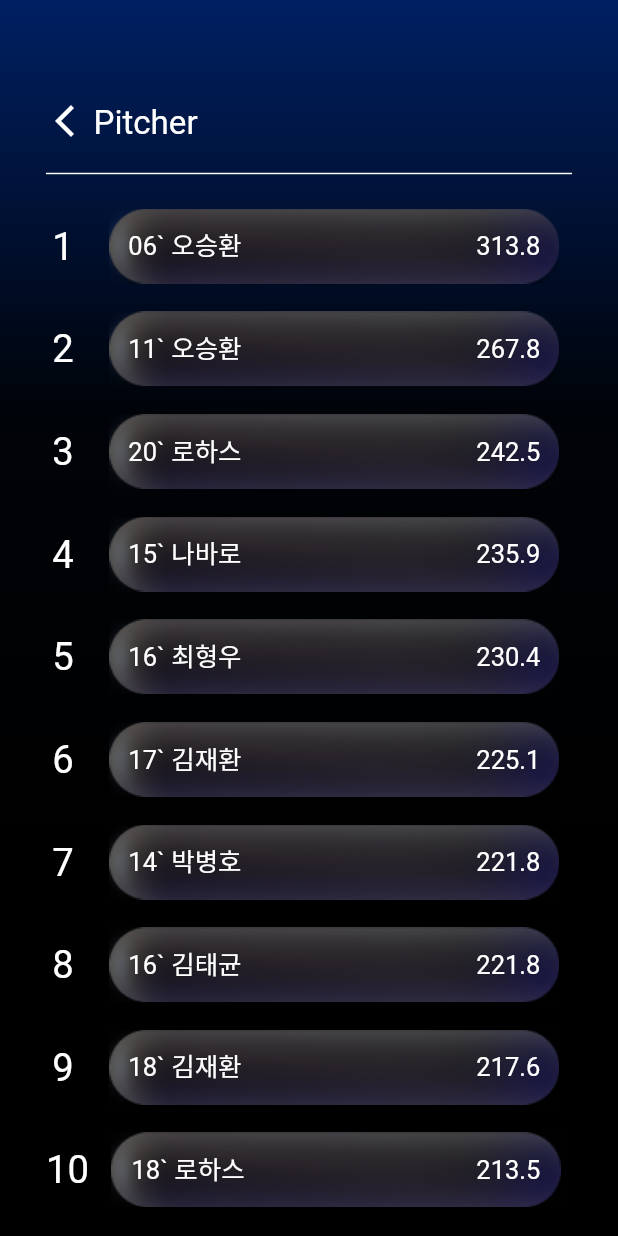
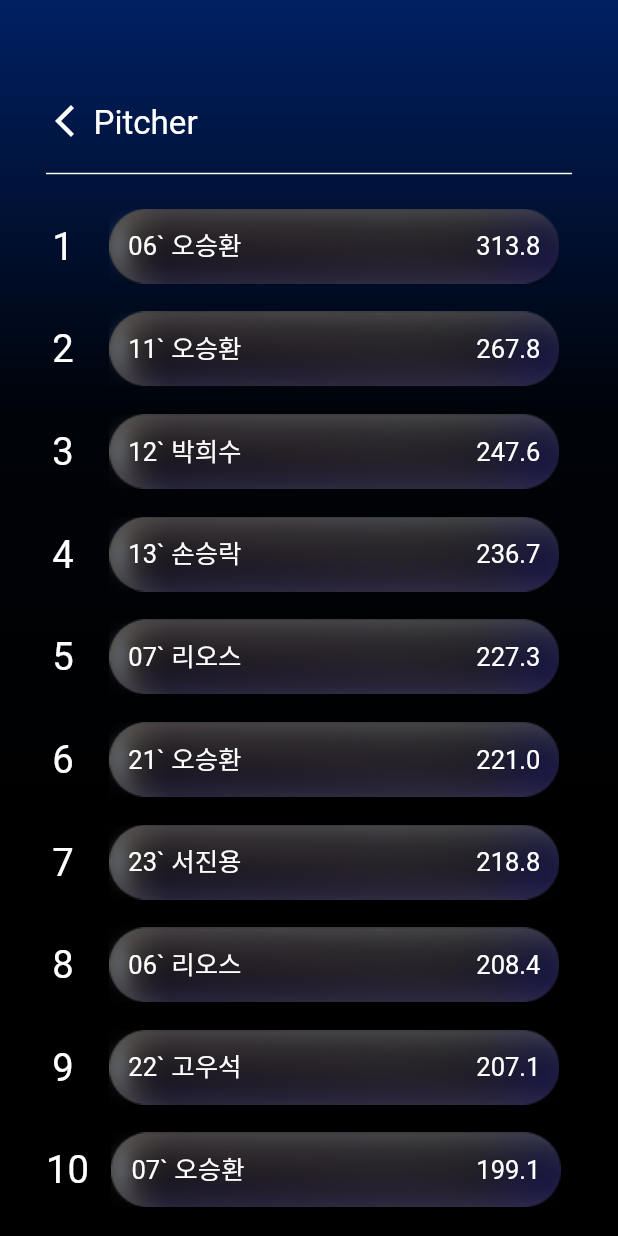
Before and after one commit to dodo07070707/RAW, a Flutter app: the PitcherScreen screen opened directly, on a phone screen of 412 x 824 dp. Run offline on Flutter 3.47's test engine with Material 3 defaults, Android fonts, the light colour scheme and no system bars; our stand-ins replace get; Roboto replaces fonts that are missing (esamanruBold).

Commit message:
pitcher screen done

```diff
--- a/lib/screens/pitcher_screen.dart
+++ b/lib/screens/pitcher_screen.dart
@@ -188,7 +188,7 @@
                                   children: [
                                     SizedBox(width: screenWidth / 390 * 20),
                                     const CustomText(
-                                      text: '20` 로하스',
+                                      text: '12` 박희수',
                                       style: RAWTextTheme.MainListText,
                                     ),
                                   ],
@@ -196,7 +196,7 @@
                                 Row(
                                   children: [
                                     const CustomText(
-                                      text: '242.5',
+                                      text: '247.6',
                                       style: RAWTextTheme.MainListText,
                                     ),
                                     SizedBox(width: screenWidth / 390 * 20),
@@ -240,7 +240,7 @@
                                   children: [
                                     SizedBox(width: screenWidth / 390 * 20),
                                     const CustomText(
-                                      text: '15` 나바로',
+                                      text: '13` 손승락',
                                       style: RAWTextTheme.MainListText,
                                     ),
                                   ],
@@ -248,7 +248,7 @@
                                 Row(
                                   children: [
                                     const CustomText(
-                                      text: '235.9',
+                                      text: '236.7',
                                       style: RAWTextTheme.MainListText,
                                     ),
                                     SizedBox(width: screenWidth / 390 * 20),
@@ -292,7 +292,7 @@
                                   children: [
                                     SizedBox(width: screenWidth / 390 * 20),
                                     const CustomText(
-                                      text: '16` 최형우',
+                                      text: '07` 리오스',
                                       style: RAWTextTheme.MainListText,
                                     ),
                                   ],
@@ -300,7 +300,7 @@
                                 Row(
                                   children: [
                                     const CustomText(
-                                      text: '230.4',
+                                      text: '227.3',
                                       style: RAWTextTheme.MainListText,
                                     ),
                                     SizedBox(width: screenWidth / 390 * 20),
@@ -344,7 +344,7 @@
                                   children: [
                                     SizedBox(width: screenWidth / 390 * 20),
                                     const CustomText(
-                                      text: '17` 김재환',
+                                      text: '21` 오승환',
                                       style: RAWTextTheme.MainListText,
                                     ),
                                   ],
@@ -352,7 +352,7 @@
                                 Row(
                                   children: [
                                     const CustomText(
-                                      text: '225.1',
+                                      text: '221.0',
                                       style: RAWTextTheme.MainListText,
                                     ),
                                     SizedBox(width: screenWidth / 390 * 20),
@@ -396,7 +396,7 @@
                                   children: [
                                     SizedBox(width: screenWidth / 390 * 20),
                                     const CustomText(
-                                      text: '14` 박병호',
+                                      text: '23` 서진용',
                                       style: RAWTextTheme.MainListText,
                                     ),
                                   ],
@@ -404,7 +404,7 @@
                                 Row(
                                   children: [
                                     const CustomText(
-                                      text: '221.8',
+                                      text: '218.8',
                                       style: RAWTextTheme.MainListText,
                                     ),
                                     SizedBox(width: screenWidth / 390 * 20),
@@ -448,7 +448,7 @@
                                   children: [
                                     SizedBox(width: screenWidth / 390 * 20),
                                     const CustomText(
-                                      text: '16` 김태균',
+                                      text: '06` 리오스',
                                       style: RAWTextTheme.MainListText,
                                     ),
                                   ],
@@ -456,7 +456,7 @@
                                 Row(
                                   children: [
                                     const CustomText(
-                                      text: '221.8',
+                                      text: '208.4',
                                       style: RAWTextTheme.MainListText,
                                     ),
                                     SizedBox(width: screenWidth / 390 * 20),
@@ -500,7 +500,7 @@
                                   children: [
                                     SizedBox(width: screenWidth / 390 * 20),
                                     const CustomText(
-                                      text: '18` 김재환',
+                                      text: '22` 고우석',
                                       style: RAWTextTheme.MainListText,
                                     ),
                                   ],
@@ -508,7 +508,7 @@
                                 Row(
                                   children: [
                                     const CustomText(
-                                      text: '217.6',
+                                      text: '207.1',
                                       style: RAWTextTheme.MainListText,
                                     ),
                                     SizedBox(width: screenWidth / 390 * 20),
@@ -547,7 +547,7 @@
                                   children: [
                                     SizedBox(width: screenWidth / 390 * 20),
                                     const CustomText(
-                                      text: '18` 로하스',
+                                      text: '07` 오승환',
                                       style: RAWTextTheme.MainListText,
                                     ),
                                   ],
@@ -555,7 +555,7 @@
                                 Row(
                                   children: [
                                     const CustomText(
-                                      text: '213.5',
+                                      text: '199.1',
                                       style: RAWTextTheme.MainListText,
                                     ),
                                     SizedBox(width: screenWidth / 390 * 20),
```
